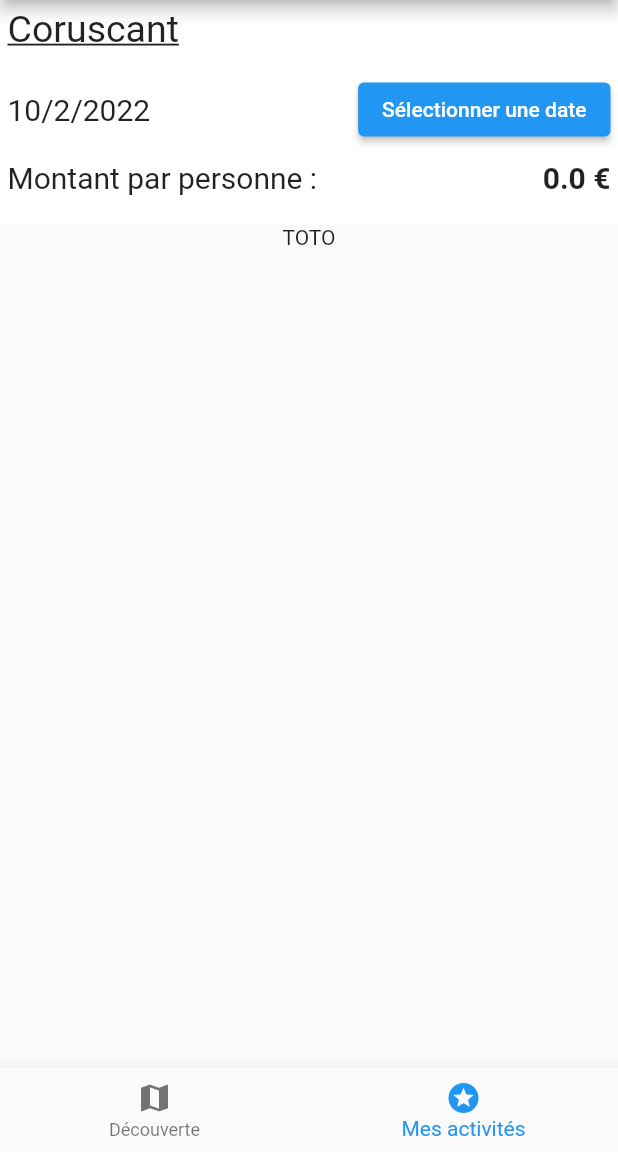
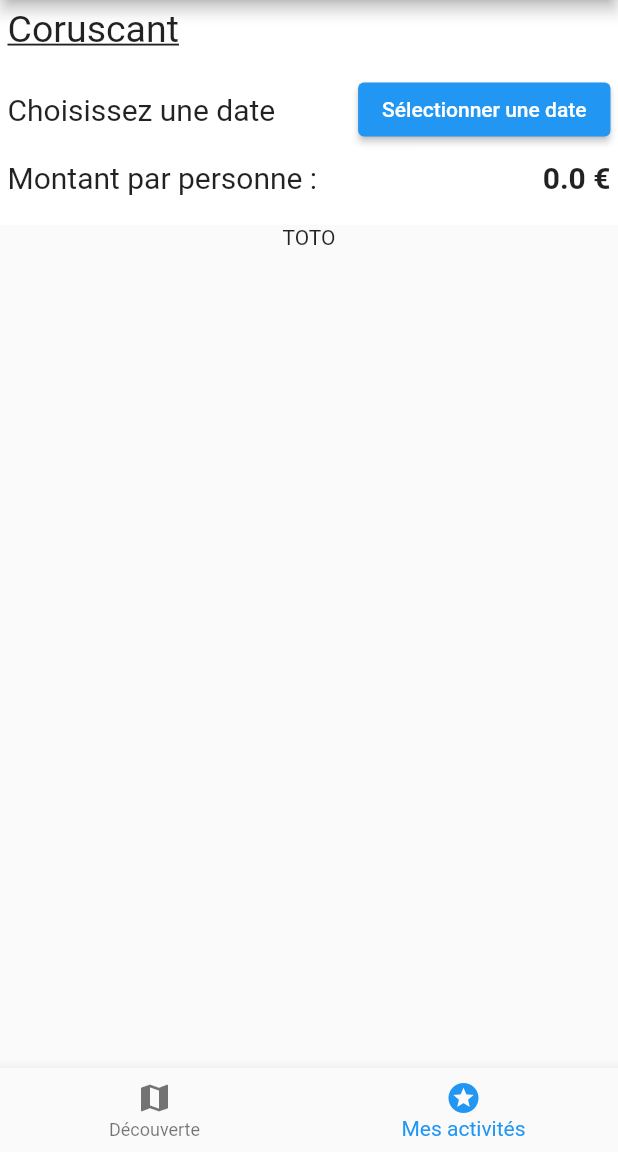
Before and after one commit to ApachaiZ/dyma_flutter, a Flutter app: the screen it shows after launch, item 2 of the bottom bar chosen, on a phone screen of 412 x 824 dp, the part 84-1236 px from its top. Run offline on Flutter 3.47's test engine with Material 2 defaults, Android fonts, the phone set to English and light mode, and no system bars.

Commit message:
Chapter 8 lesson 46

```diff
--- a/lib/models/trip.dart
+++ b/lib/models/trip.dart
@@ -1,11 +1,11 @@
 class Trip {
   String city;
   List<String> activities;
-  DateTime date;
+  DateTime? date;
 
   Trip({
     required this.city,
     required this.activities,
-    required this.date,
+    this.date,
   });
 }
--- a/lib/views/city/city.dart
+++ b/lib/views/city/city.dart
@@ -22,32 +22,46 @@ class _CityState extends State<City> {
   void initState() {
     super.initState();
     index = 0;
-    myTrip = Trip(activities: [], date: DateTime.now(), city: "Coruscant");
+    myTrip = Trip(
+      activities: [],
+      date: null,
+      city: "Coruscant",
+    );
   }
 
+  //method pour affichage du datePicker
   void setDate() {
     showDatePicker(
       context: context,
       initialDate: DateTime.now().add(const Duration(days: 1)),
       firstDate: DateTime.now().add(const Duration(days: 1)),
       lastDate: DateTime.now().add(const Duration(days: 365)),
-    ).then((newDate) {
-      if (newDate != null) {
-        setState(() {
-          myTrip.date = newDate;
-        });
-      }
-    });
+    ).then(
+      (newDate) {
+        if (newDate != null) {
+          setState(
+            () {
+              myTrip.date = newDate;
+            },
+          );
+        }
+      },
+    );
   }
 
+  //Index selection de la navbar
   void switchIndex(newIndex) {
     setState(() {
       index = newIndex;
     });
   }
 
-  double get myPrice {
-    return 0;
+  void toggleActivity(String id) {
+    setState(() {
+      myTrip.activities.contains(id)
+          ? myTrip.activities.remove(id)
+          : myTrip.activities.add(id);
+    });
   }
 
   @override
@@ -68,11 +82,17 @@ class _CityState extends State<City> {
           ),
           Expanded(
             child: index == 0
-                ? ActivityList(activities: widget.activities)
+                ? ActivityList(
+                    activities: widget.activities,
+                    selectedActivities: myTrip.activities,
+                    toggleActivity: toggleActivity,
+                  )
                 : const TripActivityList(),
           ),
         ],
       ),
+
+      //navbar
       bottomNavigationBar: BottomNavigationBar(
         currentIndex: index,
         items: const [
--- a/lib/views/home/widgets/trip_overview.dart
+++ b/lib/views/home/widgets/trip_overview.dart
@@ -40,7 +40,9 @@ class TripOverview extends StatelessWidget {
             children: [
               Expanded(
                 child: Text(
-                  DateFormat("d/M/y").format(trip.date),
+                  trip.date != null
+                      ? DateFormat("dd/MM/yyyy").format(trip.date!)
+                      : "Choisissez une date",
                   style: const TextStyle(fontSize: 20),
                 ),
               ),
```
Also changed, not shown: lib/views/city/widgets/activity_card.dart (+49 -5 lines), lib/views/city/widgets/activity_list.dart (+15 -2 lines).
